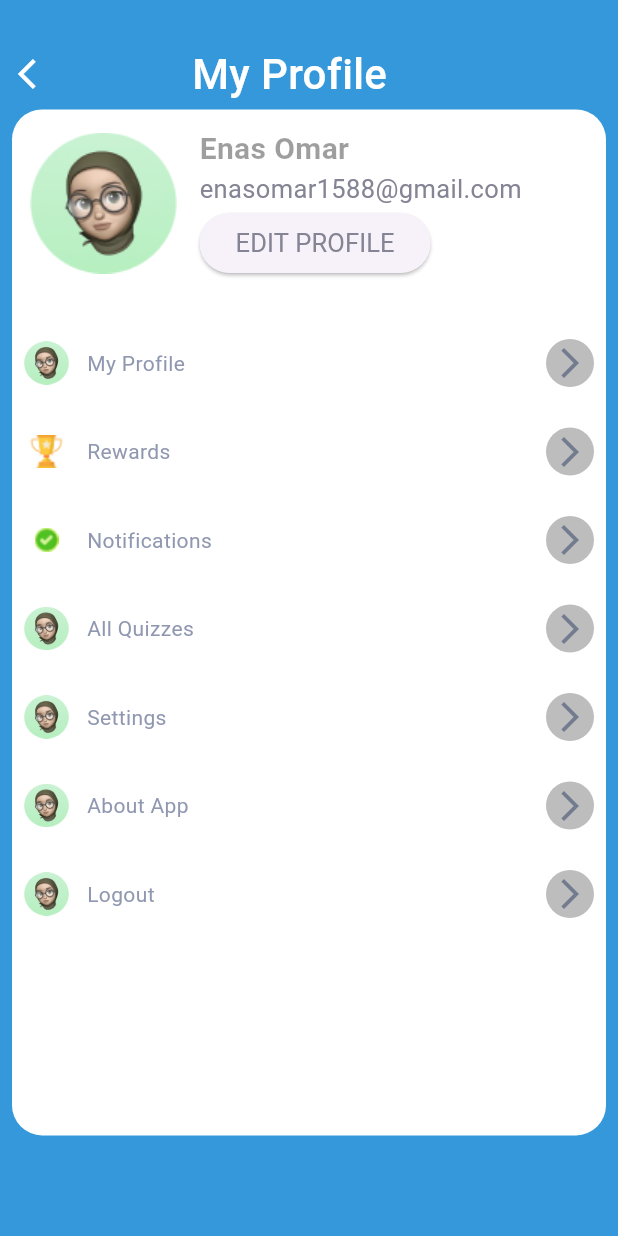
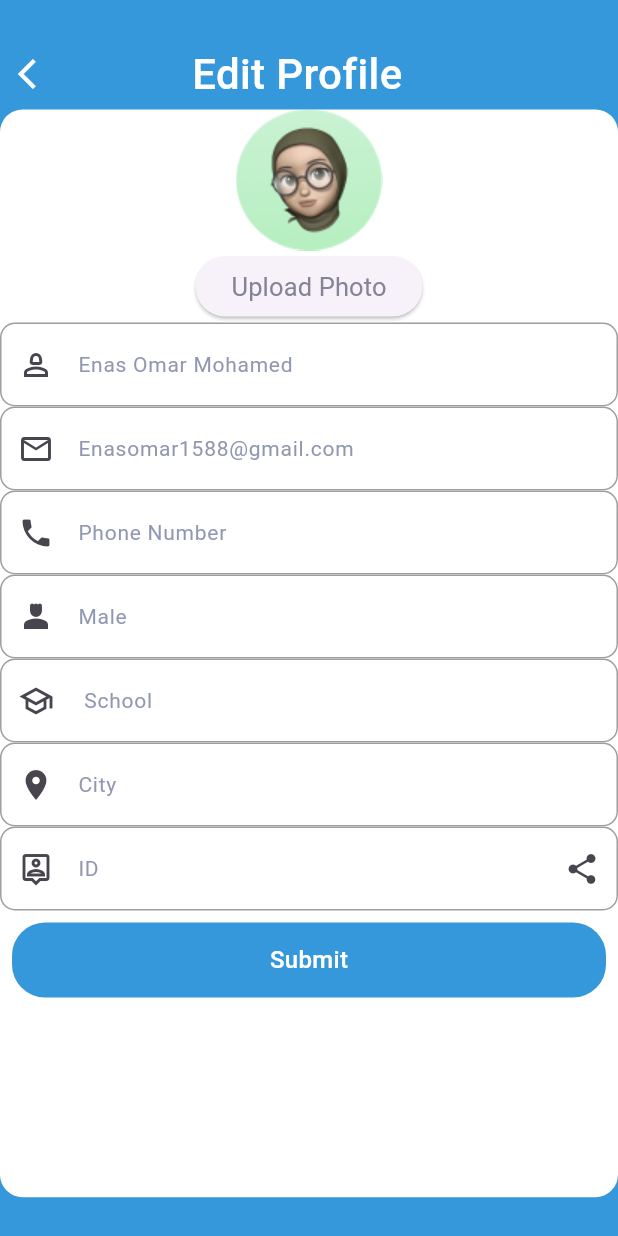
Before and after one commit to mahmoudrabie97/quiz_APP, a Flutter app: the screen it shows after launch, on a phone screen of 412 x 824 dp. Run offline on Flutter 3.47's test engine with Material 3 defaults, Android fonts, the phone set to English and light mode, and no system bars; our stand-ins replace flutter_bloc, flutter_svg, shared_preferences; project files that could hold a hidden picture were left out.

Commit message:
add edit profile

```diff
--- a/lib/main.dart
+++ b/lib/main.dart
@@ -1,5 +1,6 @@
 import 'package:flutter/material.dart';
 import 'package:quizapp/pages/Auth_pages/loginpage/login_page.dart';
+import 'package:quizapp/pages/edit_profile/edit_profile_view.dart';
 import 'package:quizapp/pages/home_quize_page/home_quize_page.dart';
 import 'package:quizapp/pages/home_quize_page/root_homepage.dart';
 import 'package:quizapp/pages/my_profile/my_profile_view.dart';
@@ -22,11 +23,11 @@ class MyApp extends StatelessWidget {
       debugShowCheckedModeBanner: false,
       theme: ThemeData(
         scaffoldBackgroundColor: AppColor.primary,
-        bottomNavigationBarTheme: BottomNavigationBarThemeData(
+        bottomNavigationBarTheme: const BottomNavigationBarThemeData(
           backgroundColor: AppColor.primary,
         ),
       ),
-      home: const MyProfileView(),
+      home: const EditProfileView(),
     );
   }
 }
--- /dev/null
+++ b/lib/pages/edit_profile/edit_profile_view.dart
@@ -0,0 +1,15 @@
+import 'package:flutter/material.dart';
+import 'package:quizapp/pages/edit_profile/widgets/custom_edit_profile.dart';
+
+
+
+class EditProfileView extends StatelessWidget {
+  const EditProfileView({Key? key}) : super(key: key);
+
+  @override
+  Widget build(BuildContext context) {
+    return const Scaffold(
+   body: CustomEditProfileBody(),
+    );
+  }
+}
--- /dev/null
+++ b/lib/pages/edit_profile/widgets/custom_edit_profile.dart
@@ -0,0 +1,20 @@
+import 'package:flutter/material.dart';
+import 'package:quizapp/utilites/widgets/custom_appbar_profile.dart';
+
+import 'custom_main_container_edit_profile.dart';
+
+class CustomEditProfileBody extends StatelessWidget {
+  const CustomEditProfileBody({Key? key}) : super(key: key);
+
+  @override
+  Widget build(BuildContext context) {
+    return  SingleChildScrollView(
+      child: Column(
+        children: [
+         CustomAppbarProfile(text: 'Edit Profile'),
+          CustomMainContainerEditProfle(),
+        ],
+      ),
+    );
+  }
+}
--- /dev/null
+++ b/lib/pages/edit_profile/widgets/custom_main_container_edit_profile.dart
@@ -0,0 +1,203 @@
+import 'package:flutter/material.dart';
+import 'package:quizapp/utilites/appcolors.dart';
+import 'package:quizapp/utilites/assets.dart';
+
+import '../../../utilites/custommethods.dart';
+import '../../../utilites/widgets/custom_small_button_text.dart';
+import '../../../utilites/widgets/custombutton.dart';
+import '../../../utilites/widgets/customtextformfield.dart';
+
+class CustomMainContainerEditProfle extends StatelessWidget {
+   CustomMainContainerEditProfle({Key? key}) : super(key: key);
+  final TextEditingController _nameController = TextEditingController();
+   final TextEditingController _emailController = TextEditingController();
+   final TextEditingController _phoneController = TextEditingController();
+   final TextEditingController _genderController = TextEditingController();
+  final TextEditingController _schoolController = TextEditingController();
+   final TextEditingController _idController = TextEditingController();
+   final TextEditingController _cityController = TextEditingController();
+  final formkey = GlobalKey<FormState>();
+  final FocusNode field1 = FocusNode();
+  final FocusNode field2 = FocusNode();
+   final FocusNode field3 = FocusNode();
+   final FocusNode field4 = FocusNode();
+   final FocusNode field5 = FocusNode();
+   final FocusNode field6 = FocusNode();
+   final FocusNode field7 = FocusNode();
+
+
+  @override
+  Widget build(BuildContext context) {
+    var height = MediaQuery.of(context).size.height;
+    return Container(
+
+      width: double.infinity,
+      height: height * .88,
+      decoration: BoxDecoration(
+        color: AppColor.whiteColor,
+        borderRadius: BorderRadius.circular(15),
+
+      ),
+      child:  SingleChildScrollView(
+        child: Column(
+          children: [
+
+
+
+          Image.asset(AssetsData.person),
+            const CustomSmallButtonText(text: 'Upload Photo',),
+            CustomTextFormField(
+              hintText: 'Enas Omar Mohamed',
+              perfixicon: Icons.person_2_outlined,
+              hinnntcolr: Colors.grey,
+              controller: _nameController,
+              keyboardType: TextInputType.text,
+              focusnode: field1,
+
+              onsubmitted: (value) {
+                FocusScope.of(context).requestFocus(field2);
+              },
+              validator: (value) {
+                if (value!.isEmpty) {
+                  return 'please enter your name';
+                } else if (!isEmailValid(value)) {
+                  return 'Invalid email format';
+                }
+                return null;
+              },
+            ),
+            CustomTextFormField(
+              hintText: 'Enasomar1588@gmail.com',
+              perfixicon: Icons.email_outlined,
+              hinnntcolr: Colors.grey,
+              controller: _emailController,
+              keyboardType: TextInputType.emailAddress,
+              focusnode: field2,
+              onsubmitted: (value) {
+                FocusScope.of(context).requestFocus(field2);
+              },
+              validator: (value) {
+                if (value!.isEmpty) {
+                  return 'please enter your name';
+                } else if (!isEmailValid(value)) {
+                  return 'Invalid email format';
+                }
+                return null;
+              },
+            ),
+            CustomTextFormField(
+              hintText: 'Phone Number',
+              perfixicon: Icons.phone,
+              hinnntcolr: Colors.grey,
+              controller: _nameController,
+              keyboardType: TextInputType.phone,
+              focusnode: field3,
+              onsubmitted: (value) {
+                FocusScope.of(context).requestFocus(field2);
+              },
+              validator: (value) {
+                if (value!.isEmpty) {
+                  return 'please enter your name';
+                } else if (!isEmailValid(value)) {
+                  return 'Invalid email format';
+                }
+                return null;
+              },
+            ),
+            CustomTextFormField(
+              hintText: 'Male',
+              perfixicon: Icons.person_4,
+              hinnntcolr: Colors.grey,
+              controller: _phoneController,
+              keyboardType: TextInputType.text,
+              focusnode: field4,
+              onsubmitted: (value) {
+                FocusScope.of(context).requestFocus(field2);
+              },
+              validator: (value) {
+                if (value!.isEmpty) {
+                  return 'please enter your name';
+                } else if (!isEmailValid(value)) {
+                  return 'Invalid email format';
+                }
+                return null;
+              },
+            ),
+            CustomTextFormField(
+              hintText: ' School',
+              perfixicon: Icons.school_outlined,
+              hinnntcolr: Colors.grey,
+              controller: _genderController,
+              keyboardType: TextInputType.text,
+              focusnode: field5,
+              onsubmitted: (value) {
+                FocusScope.of(context).requestFocus(field2);
+              },
+              validator: (value) {
+                if (value!.isEmpty) {
+                  return 'please enter your name';
+                } else if (!isEmailValid(value)) {
+                  return 'Invalid email format';
+                }
+                return null;
+              },
+            ),
+            CustomTextFormField(
+              hintText: 'City',
+              perfixicon: Icons.location_on,
+              hinnntcolr: Colors.grey,
+              controller: _cityController,
+              keyboardType: TextInputType.text,
+              focusnode: field6,
+              onsubmitted: (value) {
+                FocusScope.of(context).requestFocus(field2);
+              },
+              validator: (value) {
+                if (value!.isEmpty) {
+                  return 'please enter your name';
+                } else if (!isEmailValid(value)) {
+                  return 'Invalid email format';
+                }
+                return null;
+              },
+            ),
+            CustomTextFormField(
+              suffixicon: Icons.share,
+              hintText: 'ID',
+              perfixicon: Icons.person_pin_outlined,
+              hinnntcolr: Colors.grey,
+              controller: _nameController,
+              keyboardType: TextInputType.text,
+              focusnode: field1,
+              onsubmitted: (value) {
+                FocusScope.of(context).requestFocus(field2);
+              },
+              validator: (value) {
+                if (value!.isEmpty) {
+                  return 'please enter your name';
+                } else if (!isEmailValid(value)) {
+                  return 'Invalid email format';
+                }
+                return null;
+              },
+            ),
+            Padding(
+              padding: const EdgeInsets.all(8.0),
+              child: CustomButton(
+
+                buttonText: 'Submit',
+                onPressed: () {
+
+                  // if (formkey.currentState!.validate()) {}
+                },
+                buttonColor: AppColor.primary,
+                borderRadius: 22,
+              ),
+            ),
+
+          ],
+        ),
+      ),
+    );
+  }
+}
--- a/lib/pages/home_quize_page/root_homepage.dart
+++ b/lib/pages/home_quize_page/root_homepage.dart
@@ -1,7 +1,7 @@
 import 'package:flutter/material.dart';
 import 'package:quizapp/pages/category_page/category_page.dart';
 import 'package:quizapp/pages/home_quize_page/home_quize_page.dart';
-import 'package:quizapp/pages/profile_page/profilepage.dart';
+
 import 'package:quizapp/pages/question/question_view.dart';
 import 'package:quizapp/pages/qusetionPage/questionpage.dart';
 import 'package:quizapp/utilites/appcolors.dart';
@@ -19,7 +19,7 @@ class _RootHomePageState extends State<RootHomePage> {
     HomeQuizePage(),
     const QuestionView(),
     const CategoryPage(),
-    const ProfilePage(),
+
   ];
   @override
   Widget build(BuildContext context) {
--- a/lib/pages/my_profile/widgets/custom_profile_body.dart
+++ b/lib/pages/my_profile/widgets/custom_profile_body.dart
@@ -3,7 +3,7 @@ import 'package:quizapp/utilites/appcolors.dart';
 import 'package:quizapp/utilites/assets.dart';
 import 'package:quizapp/utilites/styles.dart';
 
-import 'custom_appbar_profile.dart';
+import '../../../utilites/widgets/custom_appbar_profile.dart';
 import 'custom_main_profile_container.dart';
 import 'custom_row_settings.dart';
 
@@ -15,7 +15,7 @@ class CustomProfileBody extends StatelessWidget {
     return const SafeArea(
         child: Column(
       children: [
-        CustomAppbarProfile(),
+        CustomAppbarProfile(text: 'My Profile',),
         CustomMainProfileContainer(),
 
 
--- a/lib/pages/profile_page/profilepage.dart
+++ /dev/null
@@ -1,12 +0,0 @@
-import 'package:flutter/material.dart';
-
-class ProfilePage extends StatelessWidget {
-  const ProfilePage({super.key});
-
-  @override
-  Widget build(BuildContext context) {
-    return Container(
-      child: Text('Profile Page'),
-    );
-  }
-}
--- a/lib/pages/my_profile/widgets/custom_appbar_profile.dart
+++ b/lib/utilites/widgets/custom_appbar_profile.dart
@@ -1,10 +1,12 @@
 import 'package:flutter/material.dart';
 
-import '../../../utilites/appcolors.dart';
-import '../../../utilites/styles.dart';
+import '../appcolors.dart';
+import '../styles.dart';
 
 class CustomAppbarProfile extends StatelessWidget {
-  const CustomAppbarProfile({Key? key}) : super(key: key);
+  const CustomAppbarProfile({Key? key, required this.text}) : super(key: key);
+
+  final String text;
 
   @override
   Widget build(BuildContext context) {
@@ -21,7 +23,7 @@ class CustomAppbarProfile extends StatelessWidget {
           ),
           const SizedBox(width: 80,),
 
-          const Text('My Profile',style: Styles.style28,),
+           Text(text,style: Styles.style28,),
         ],
       ),
     );
--- a/lib/utilites/widgets/customtextformfield.dart
+++ b/lib/utilites/widgets/customtextformfield.dart
@@ -41,7 +41,7 @@ class CustomTextFormField extends StatelessWidget {
           hintText: hintText,
           hintStyle: Styles.style14,
           border: OutlineInputBorder(
-            borderRadius: BorderRadius.circular(10.0),
+            borderRadius: BorderRadius.circular(15.0),
             borderSide: const BorderSide(color: Colors.grey),
           ),
           enabledBorder: OutlineInputBorder(
```
